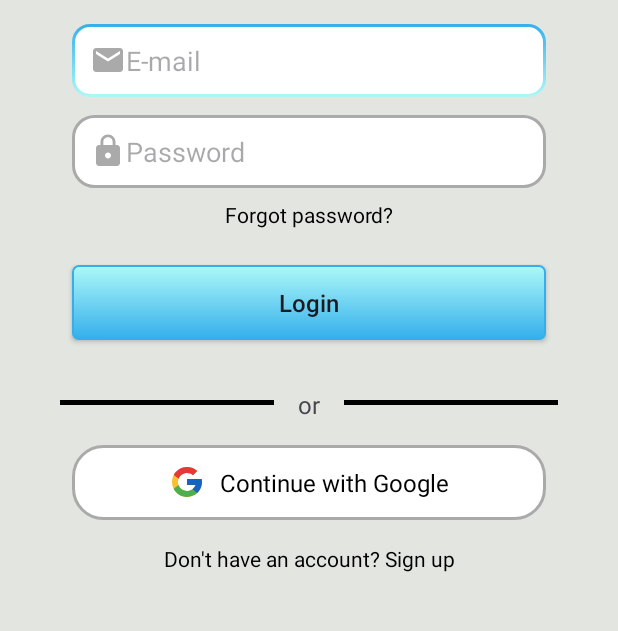
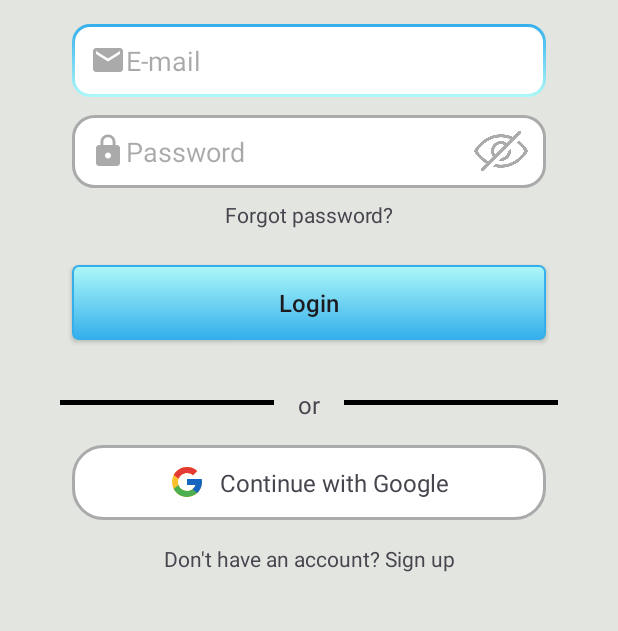
Before and after one commit to patrikinho0/Servix-App, an Android app: the screen it shows after launch (LoginActivity), on a phone screen of 412 x 824 dp, the part 312-943 px from its top. Run offline under Robolectric (Android 15) with nearby library versions, the phone set to English and light mode, and no system bars; our stand-ins replace Firebase (no records; nobody signed in at launch, a user with empty details on screens opened directly), Picasso; pictures from the network do not load.

Commit message:
Commit working main page + preview password

```diff
--- a/app/src/main/java/com/example/servix_app/LoginActivity.kt
+++ b/app/src/main/java/com/example/servix_app/LoginActivity.kt
@@ -5,6 +5,7 @@ import android.app.Dialog
 import android.content.Context
 import android.content.Intent
 import android.os.Bundle
+import android.text.InputType
 import android.view.LayoutInflater
 import android.widget.*
 import androidx.appcompat.app.AppCompatActivity
@@ -35,11 +36,13 @@ class LoginActivity : AppCompatActivity() {
 
         val emailEditText: EditText = findViewById(R.id.login_email_editText)
         val passwordEditText: EditText = findViewById(R.id.login_password_editText)
+        val toggle = findViewById<ImageView>(R.id.password_toggle)
         val loginButton: Button = findViewById(R.id.login_button)
         val signUpTextView: TextView = findViewById(R.id.login_signup_textView)
         val forgotPasswordTextView: TextView = findViewById(R.id.login_forgotPass_textView)
         val googleLogin: LinearLayout = findViewById(R.id.google_layout)
         loadingDialog = createLoadingDialog(this)
+        var isPasswordVisible = false
 
         loginButton.setOnClickListener {
             loadingDialog.show()
@@ -75,9 +78,20 @@ class LoginActivity : AppCompatActivity() {
             val registerIntent = Intent(this, RegisterActivity::class.java)
             startActivity(registerIntent)
         }
-
         googleLogin.setOnClickListener {
             startGoogleSignIn()
+        }
+
+        toggle.setOnClickListener {
+            isPasswordVisible = !isPasswordVisible
+            if (isPasswordVisible) {
+                passwordEditText.inputType = InputType.TYPE_CLASS_TEXT or InputType.TYPE_TEXT_VARIATION_VISIBLE_PASSWORD
+                toggle.setImageResource(R.drawable.eye_icon_open)
+            } else {
+                passwordEditText.inputType = InputType.TYPE_CLASS_TEXT or InputType.TYPE_TEXT_VARIATION_PASSWORD
+                toggle.setImageResource(R.drawable.eye_icon_closed)
+            }
+            passwordEditText.setSelection(passwordEditText.text.length)
         }
     }
 
--- a/app/src/main/res/layout/activity_login.xml
+++ b/app/src/main/res/layout/activity_login.xml
@@ -29,6 +29,7 @@
         android:layout_marginEnd="24dp"
         android:autofillHints="e-mail"
         android:background="@drawable/input_selector"
+        android:textColor="@color/black"
         android:drawableStart="@drawable/ic_email"
         android:hint="@string/e_mail"
         android:inputType="textEmailAddress"
@@ -37,34 +38,51 @@
         app:layout_constraintStart_toStartOf="parent"
         app:layout_constraintTop_toBottomOf="@id/login_logo_imageView" />
 
-    <EditText
-        android:id="@+id/login_password_editText"
+    <FrameLayout
+        android:id="@+id/frameLayout"
         android:layout_width="0dp"
         android:layout_height="wrap_content"
         android:layout_marginStart="24dp"
         android:layout_marginTop="12dp"
         android:layout_marginEnd="24dp"
-        android:autofillHints="password"
-        android:background="@drawable/input_selector"
-        android:drawableStart="@drawable/ic_lock"
-        android:hint="@string/password"
-        android:inputType="textPassword"
-        android:padding="12dp"
         app:layout_constraintEnd_toEndOf="parent"
         app:layout_constraintStart_toStartOf="parent"
-        app:layout_constraintTop_toBottomOf="@id/login_email_editText" />
+        app:layout_constraintTop_toBottomOf="@id/login_email_editText">
+
+        <EditText
+            android:id="@+id/login_password_editText"
+            android:layout_width="match_parent"
+            android:layout_height="wrap_content"
+            android:autofillHints="password"
+            android:background="@drawable/input_selector"
+            android:drawableStart="@drawable/ic_lock"
+            android:hint="@string/password"
+            android:inputType="textPassword"
+            android:padding="12dp"
+            android:paddingEnd="48dp"
+            android:textColor="@color/black" />
+
+        <ImageView
+            android:id="@+id/password_toggle"
+            android:layout_width="36dp"
+            android:layout_height="36dp"
+            android:layout_gravity="end|center_vertical"
+            android:layout_marginEnd="12dp"
+            android:clickable="true"
+            android:focusable="true"
+            android:src="@drawable/eye_icon_closed" />
+    </FrameLayout>
 
     <TextView
         android:id="@+id/login_forgotPass_textView"
         android:layout_width="wrap_content"
         android:layout_height="wrap_content"
+        android:layout_marginTop="8dp"
         android:text="@string/forgot_password"
         android:textSize="14sp"
-        android:textColor="@color/black"
-        app:layout_constraintTop_toBottomOf="@id/login_password_editText"
+        app:layout_constraintEnd_toEndOf="parent"
         app:layout_constraintStart_toStartOf="parent"
-        app:layout_constraintEnd_toEndOf="parent"
-        android:layout_marginTop="8dp" />
+        app:layout_constraintTop_toBottomOf="@+id/frameLayout" />
 
     <androidx.appcompat.widget.AppCompatButton
         android:id="@+id/login_button"
@@ -146,18 +164,16 @@
             android:layout_width="wrap_content"
             android:layout_height="wrap_content"
             android:text="@string/continue_with_google"
-            android:textColor="@color/black"
+
             android:textSize="16sp" />
     </LinearLayout>
 
-    <!-- Sign-up Redirect -->
     <TextView
         android:id="@+id/login_signup_textView"
         android:layout_width="wrap_content"
         android:layout_height="wrap_content"
         android:text="@string/don_t_have_an_account_sign_up"
         android:textSize="14sp"
-        android:textColor="@color/black"
         app:layout_constraintTop_toBottomOf="@id/google_layout"
         app:layout_constraintStart_toStartOf="parent"
         app:layout_constraintEnd_toEndOf="parent"
--- a/app/src/main/res/values/strings.xml
+++ b/app/src/main/res/values/strings.xml
@@ -37,4 +37,5 @@
     <string name="licenses">Licenses</string>
     <string name="log_out">Log out</string>
     <string name="user_profile_picture">User Profile Picture</string>
+    <string name="see_password">see password</string>
 </resources>
```
Also changed, not shown: app/src/main/java/com/example/servix_app/Announcement.kt (+8 -3 lines), app/src/main/java/com/example/servix_app/MainActivity.kt (+27 -9 lines), app/src/main/java/com/example/servix_app/MyAdapter.kt (+14 -5 lines), app/src/main/java/com/example/servix_app/RegisterActivity.kt (+16 -1 lines), app/src/main/res/layout/activity_register.xml (+29 -10 lines), app/src/main/res/drawable/eye_icon_closed.png (added), app/src/main/res/drawable/eye_icon_open.png (added).
